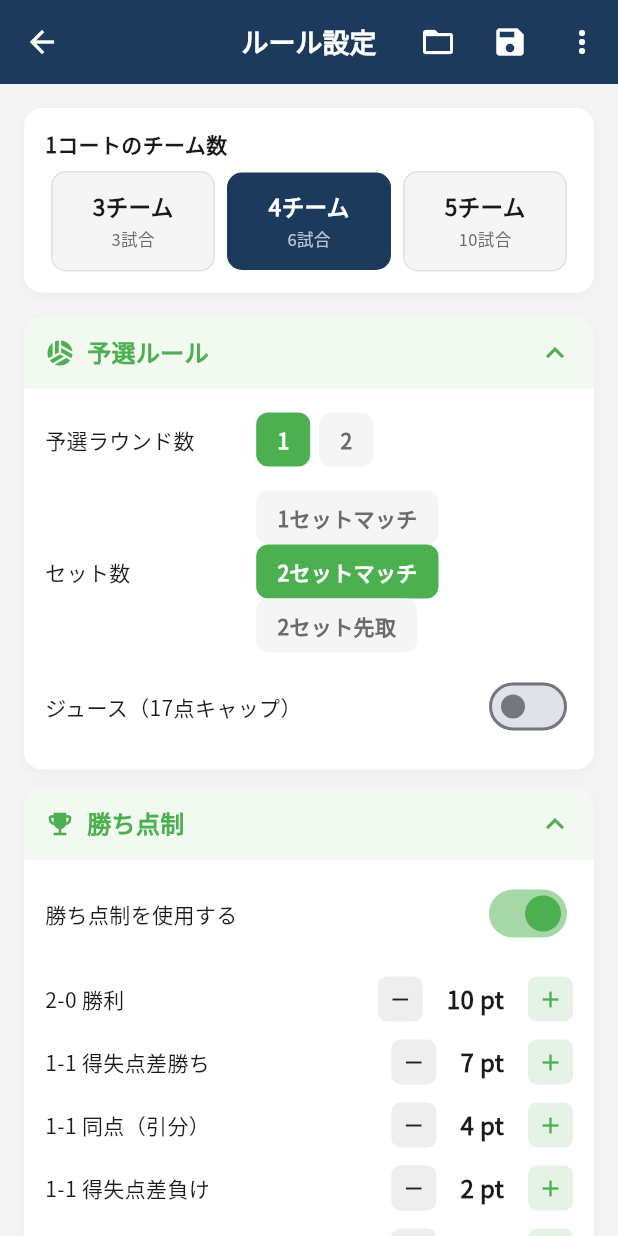
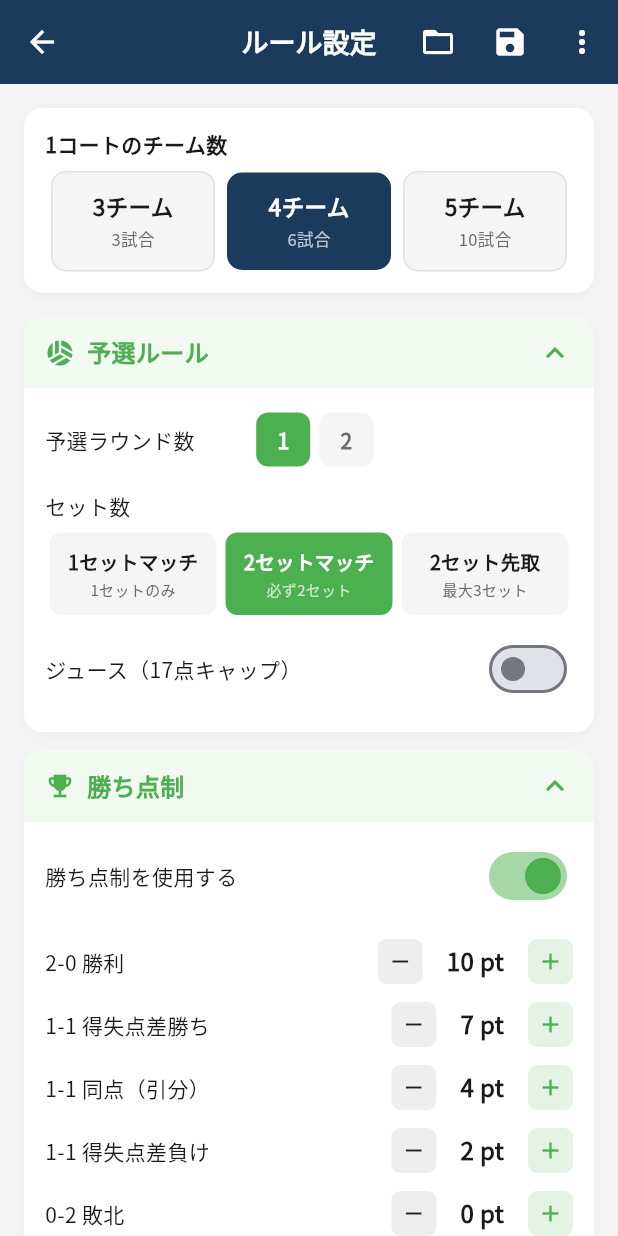
Before and after one commit to sofvo-dev/sofvo, a Flutter app: the TournamentRulesScreen screen opened directly, on a phone screen of 412 x 824 dp. Run offline on Flutter 3.47's test engine with Material 3 defaults, Android fonts, the phone set to English and light mode, and no system bars; our stand-ins replace cached_network_image, cloud_firestore, file_picker, firebase_auth, firebase_core, firebase_messaging and 10 more; missing offline and left inert: dart:js_interop, mobile_scanner; accounts and stored records are empty; network calls fail.

Commit message:
1セット10分ベースに修正 & セット数UIを専用カードに改善
- 1セット10分で統一（デュースあり/なし問わず）
  - 1セットマッチ=10分, 2セットマッチ=20分, 2セット先取=平均25分
  - 決勝の2セット先取=30分（フルセット想定）
- セット数の選択を専用ウィジェットに変更
  - 横並びカード形式でタイトル+補足テキスト表示
  - 「1セットマッチ(1セットのみ)」「2セットマッチ(必ず2セット)」「2セット先取(最大3セット)」

https://claude.ai/code/session_01NdXNSNEhWCRPmtaSJSELhX

```diff
--- a/lib/screens/tournament/tournament_rules_screen.dart
+++ b/lib/screens/tournament/tournament_rules_screen.dart
@@ -172,16 +172,15 @@ class _TournamentRulesScreenState extends State<TournamentRulesScreen> {
     // 1コート内の総当たり試合数 = n*(n-1)/2
     final matchesPerCourt = actualTeamsPerCourt * (actualTeamsPerCourt - 1) ~/ 2;
 
-    // 1試合の所要時間（分）: セット時間 + コートチェンジ等
-    // 1セット約8分想定
-    // 1セットマッチ = 8分, 2セットマッチ(必ず2セット) = 16分, 2セット先取(2〜3セット) = 平均20分
+    // 1試合の所要時間（分）: 1セット10分 + コートチェンジ等
+    // 1セットマッチ = 10分, 2セットマッチ(必ず2セット) = 20分, 2セット先取(2〜3セット) = 平均25分
     const matchOverhead = 3; // コートチェンジ・審判交代
-    final prelimMatchMin = (_prelimSets == 1 ? 8 : (_prelimSets == 2 ? 16 : 20)) + matchOverhead;
+    final prelimMatchMin = (_prelimSets == 1 ? 10 : (_prelimSets == 2 ? 20 : 25)) + matchOverhead;
     final totalPrelimTime = matchesPerCourt * prelimMatchMin * _prelimRounds;
 
     // 決勝トーナメントの試合数
     // 決勝の2セット先取はフルセットになりやすいので長めに見積もる
-    final finalMatchMin = (_finalSets == 2 ? 16 : 24) + matchOverhead;
+    final finalMatchMin = (_finalSets == 2 ? 20 : 30) + matchOverhead;
     int finalMatches = 0;
     if (_hasFinal) {
       if (_finalFormat == '順位別複数') {
@@ -505,8 +504,7 @@ class _TournamentRulesScreenState extends State<TournamentRulesScreen> {
           // ── Preliminary ──
           _collapsibleSection('予選ルール', Icons.sports_volleyball, _prelimColor, _prelimOpen, (v) => setState(() => _prelimOpen = v), [
             _choiceRow('予選ラウンド数', [1, 2], _prelimRounds, (v) => setState(() => _prelimRounds = v), _prelimColor),
-            _choiceRow('セット数', [1, 2, 3], _prelimSets, (v) => setState(() => _prelimSets = v), _prelimColor,
-                labels: {1: '1セットマッチ', 2: '2セットマッチ', 3: '2セット先取'}),
+            _setFormatSelector([1, 2, 3], _prelimSets, (v) => setState(() => _prelimSets = v), _prelimColor),
             _switchRow('ジュース（17点キャップ）', _prelimDeuce, (v) => setState(() { _prelimDeuce = v; if (v) _prelimDeuceCap = 17; }), _prelimColor),
           ]),
           const SizedBox(height: 12),
@@ -547,8 +545,7 @@ class _TournamentRulesScreenState extends State<TournamentRulesScreen> {
               _formatCard('全チーム一本', '全チームで1つの\nトーナメントを実施', Icons.account_tree,
                 _finalFormat == '全チーム一本', () => setState(() => _finalFormat = '全チーム一本'), _finalColor),
               const SizedBox(height: 12),
-              _choiceRow('セット数', [2, 3], _finalSets, (v) => setState(() => _finalSets = v), _finalColor,
-                  labels: {2: '2セットマッチ', 3: '2セット先取'}),
+              _setFormatSelector([2, 3], _finalSets, (v) => setState(() => _finalSets = v), _finalColor),
               _switchRow('ジュース（17点キャップ）', _finalDeuce, (v) => setState(() { _finalDeuce = v; if (v) _finalDeuceCap = 17; }), _finalColor),
               _switchRow('3位決定戦', _thirdPlace, (v) => setState(() => _thirdPlace = v), _finalColor),
               _switchRow('敗者復活戦', _loserRevival, (v) => setState(() => _loserRevival = v), _finalColor),
@@ -615,6 +612,42 @@ class _TournamentRulesScreenState extends State<TournamentRulesScreen> {
           padding: const EdgeInsets.fromLTRB(14, 8, 14, 14),
           child: Column(crossAxisAlignment: CrossAxisAlignment.start, children: children),
         ),
+      ]),
+    );
+  }
+
+  static const _setFormats = <int, Map<String, String>>{
+    1: {'title': '1セットマッチ', 'sub': '1セットのみ'},
+    2: {'title': '2セットマッチ', 'sub': '必ず2セット'},
+    3: {'title': '2セット先取', 'sub': '最大3セット'},
+  };
+
+  Widget _setFormatSelector(List<int> options, int selected, ValueChanged<int> onChanged, Color color) {
+    return Padding(
+      padding: const EdgeInsets.symmetric(vertical: 8),
+      child: Column(crossAxisAlignment: CrossAxisAlignment.start, children: [
+        const Text('セット数', style: TextStyle(fontSize: 14, color: AppTheme.textPrimary)),
+        const SizedBox(height: 8),
+        Row(children: options.map((o) {
+          final sel = o == selected;
+          final fmt = _setFormats[o]!;
+          return Expanded(child: GestureDetector(
+            onTap: () => onChanged(o),
+            child: Container(
+              margin: const EdgeInsets.symmetric(horizontal: 3),
+              padding: const EdgeInsets.symmetric(vertical: 10),
+              decoration: BoxDecoration(
+                color: sel ? color : Colors.grey[100],
+                borderRadius: BorderRadius.circular(8),
+              ),
+              child: Column(mainAxisSize: MainAxisSize.min, children: [
+                Text(fmt['title']!, style: TextStyle(fontSize: 13, fontWeight: FontWeight.bold, color: sel ? Colors.white : AppTheme.textPrimary)),
+                const SizedBox(height: 2),
+                Text(fmt['sub']!, style: TextStyle(fontSize: 10, color: sel ? Colors.white70 : AppTheme.textSecondary)),
+              ]),
+            ),
+          ));
+        }).toList()),
       ]),
     );
   }
```
